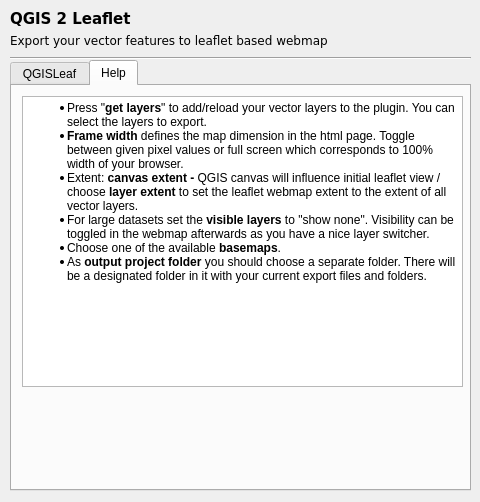
Before: the Qt Designer form ui_qgis2leaf.ui in Geolicious/qgis2leaf, drawn with Qt 5.
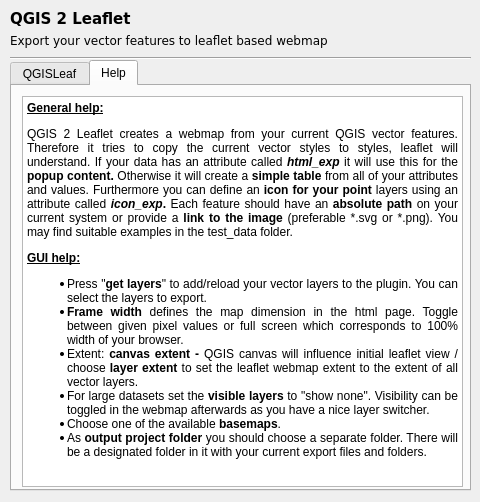
After: the same form once the commit is applied. The open tabs and pages were chosen to show the change.

Commit message: new help included in the GUI to explain the icon/popup table definition

The edit to the form file:
```diff
--- a/ui_qgis2leaf.ui
+++ b/ui_qgis2leaf.ui
@@ -282,7 +282,7 @@
        <x>10</x>
        <y>10</y>
        <width>441</width>
-       <height>291</height>
+       <height>391</height>
       </rect>
      </property>
      <property name="html">
@@ -290,12 +290,15 @@
 &lt;html&gt;&lt;head&gt;&lt;meta name=&quot;qrichtext&quot; content=&quot;1&quot; /&gt;&lt;style type=&quot;text/css&quot;&gt;
 p, li { white-space: pre-wrap; }
 &lt;/style&gt;&lt;/head&gt;&lt;body style=&quot; font-family:'Sans'; font-size:9pt; font-weight:400; font-style:normal;&quot;&gt;
-&lt;ul style=&quot;margin-top: 0px; margin-bottom: 0px; margin-left: 0px; margin-right: 0px; -qt-list-indent: 1;&quot;&gt;&lt;li style=&quot; margin-top:12px; margin-bottom:0px; margin-left:0px; margin-right:0px; -qt-block-indent:0; text-indent:0px;&quot;&gt;Press &amp;quot;&lt;span style=&quot; font-weight:600;&quot;&gt;get layers&lt;/span&gt;&amp;quot; to add/reload your vector layers to the plugin. You can select the layers to export.&lt;/li&gt;
-&lt;li style=&quot; margin-top:0px; margin-bottom:0px; margin-left:0px; margin-right:0px; -qt-block-indent:0; text-indent:0px;&quot;&gt;&lt;span style=&quot; font-weight:600;&quot;&gt;Frame width&lt;/span&gt; defines the map dimension in the html page. Toggle between given pixel values or full screen which corresponds to 100% width of your browser.&lt;/li&gt;
-&lt;li style=&quot; margin-top:0px; margin-bottom:0px; margin-left:0px; margin-right:0px; -qt-block-indent:0; text-indent:0px;&quot;&gt;Extent: &lt;span style=&quot; font-weight:600;&quot;&gt;canvas extent - &lt;/span&gt;QGIS canvas will influence initial leaflet view / choose &lt;span style=&quot; font-weight:600;&quot;&gt;layer extent&lt;/span&gt; to set the leaflet webmap extent to the extent of all vector layers.&lt;/li&gt;
-&lt;li style=&quot; margin-top:0px; margin-bottom:0px; margin-left:0px; margin-right:0px; -qt-block-indent:0; text-indent:0px;&quot;&gt;For large datasets set the &lt;span style=&quot; font-weight:600;&quot;&gt;visible layers&lt;/span&gt; to &amp;quot;show none&amp;quot;. Visibility can be toggled in the webmap afterwards as you have a nice layer switcher.&lt;/li&gt;
-&lt;li style=&quot; margin-top:0px; margin-bottom:0px; margin-left:0px; margin-right:0px; -qt-block-indent:0; text-indent:0px;&quot;&gt;Choose one of the available &lt;span style=&quot; font-weight:600;&quot;&gt;basemaps&lt;/span&gt;. &lt;/li&gt;
-&lt;li style=&quot; margin-top:0px; margin-bottom:0px; margin-left:0px; margin-right:0px; -qt-block-indent:0; text-indent:0px;&quot;&gt;As &lt;span style=&quot; font-weight:600;&quot;&gt;output project folder&lt;/span&gt; you should choose a separate folder. There will be a designated folder in it with your current export files and folders.&lt;/li&gt;&lt;/ul&gt;&lt;/body&gt;&lt;/html&gt;</string>
+&lt;p align=&quot;justify&quot; style=&quot; margin-top:12px; margin-bottom:0px; margin-left:0px; margin-right:0px; -qt-block-indent:0; text-indent:0px;&quot;&gt;&lt;span style=&quot; font-weight:600; text-decoration: underline;&quot;&gt;General help:&lt;/span&gt;&lt;/p&gt;
+&lt;p align=&quot;justify&quot; style=&quot; margin-top:12px; margin-bottom:0px; margin-left:0px; margin-right:0px; -qt-block-indent:0; text-indent:0px;&quot;&gt;QGIS 2 Leaflet creates a webmap from your current QGIS vector features. Therefore it tries to copy the current vector styles to styles, leaflet will understand. If your data has an attribute called &lt;span style=&quot; font-weight:600; font-style:italic;&quot;&gt;html_exp&lt;/span&gt;&lt;span style=&quot; font-weight:600;&quot;&gt; &lt;/span&gt;it will use this for the&lt;span style=&quot; font-weight:600;&quot;&gt; popup content. &lt;/span&gt;Otherwise it will create a &lt;span style=&quot; font-weight:600;&quot;&gt;simple table&lt;/span&gt; from all of your attributes and values. Furthermore you can define an &lt;span style=&quot; font-weight:600;&quot;&gt;icon for your point&lt;/span&gt; layers using an attribute called &lt;span style=&quot; font-weight:600; font-style:italic;&quot;&gt;icon_exp&lt;/span&gt;&lt;span style=&quot; font-weight:600;&quot;&gt;.&lt;/span&gt; Each feature should have an &lt;span style=&quot; font-weight:600;&quot;&gt;absolute path&lt;/span&gt; on your current system or provide a &lt;span style=&quot; font-weight:600;&quot;&gt;link to the image&lt;/span&gt; (preferable *.svg or *.png). You may find suitable examples in the test_data folder.&lt;/p&gt;
+&lt;p align=&quot;justify&quot; style=&quot; margin-top:12px; margin-bottom:0px; margin-left:0px; margin-right:0px; -qt-block-indent:0; text-indent:0px;&quot;&gt;&lt;span style=&quot; font-weight:600; text-decoration: underline;&quot;&gt;GUI help:&lt;/span&gt;&lt;/p&gt;
+&lt;ul style=&quot;margin-top: 0px; margin-bottom: 0px; margin-left: 0px; margin-right: 0px; -qt-list-indent: 1;&quot;&gt;&lt;li align=&quot;justify&quot; style=&quot; margin-top:12px; margin-bottom:0px; margin-left:0px; margin-right:0px; -qt-block-indent:0; text-indent:0px;&quot;&gt;Press &amp;quot;&lt;span style=&quot; font-weight:600;&quot;&gt;get layers&lt;/span&gt;&amp;quot; to add/reload your vector layers to the plugin. You can select the layers to export.&lt;/li&gt;
+&lt;li align=&quot;justify&quot; style=&quot; margin-top:0px; margin-bottom:0px; margin-left:0px; margin-right:0px; -qt-block-indent:0; text-indent:0px;&quot;&gt;&lt;span style=&quot; font-weight:600;&quot;&gt;Frame width&lt;/span&gt; defines the map dimension in the html page. Toggle between given pixel values or full screen which corresponds to 100% width of your browser.&lt;/li&gt;
+&lt;li align=&quot;justify&quot; style=&quot; margin-top:0px; margin-bottom:0px; margin-left:0px; margin-right:0px; -qt-block-indent:0; text-indent:0px;&quot;&gt;Extent: &lt;span style=&quot; font-weight:600;&quot;&gt;canvas extent - &lt;/span&gt;QGIS canvas will influence initial leaflet view / choose &lt;span style=&quot; font-weight:600;&quot;&gt;layer extent&lt;/span&gt; to set the leaflet webmap extent to the extent of all vector layers.&lt;/li&gt;
+&lt;li align=&quot;justify&quot; style=&quot; margin-top:0px; margin-bottom:0px; margin-left:0px; margin-right:0px; -qt-block-indent:0; text-indent:0px;&quot;&gt;For large datasets set the &lt;span style=&quot; font-weight:600;&quot;&gt;visible layers&lt;/span&gt; to &amp;quot;show none&amp;quot;. Visibility can be toggled in the webmap afterwards as you have a nice layer switcher.&lt;/li&gt;
+&lt;li align=&quot;justify&quot; style=&quot; margin-top:0px; margin-bottom:0px; margin-left:0px; margin-right:0px; -qt-block-indent:0; text-indent:0px;&quot;&gt;Choose one of the available &lt;span style=&quot; font-weight:600;&quot;&gt;basemaps&lt;/span&gt;. &lt;/li&gt;
+&lt;li align=&quot;justify&quot; style=&quot; margin-top:0px; margin-bottom:0px; margin-left:0px; margin-right:0px; -qt-block-indent:0; text-indent:0px;&quot;&gt;As &lt;span style=&quot; font-weight:600;&quot;&gt;output project folder&lt;/span&gt; you should choose a separate folder. There will be a designated folder in it with your current export files and folders.&lt;/li&gt;&lt;/ul&gt;&lt;/body&gt;&lt;/html&gt;</string>
      </property>
     </widget>
    </widget>
```
Left out of the diff: 6 changed lines with no effect on the pictures. The commit also changes 1 other file.
